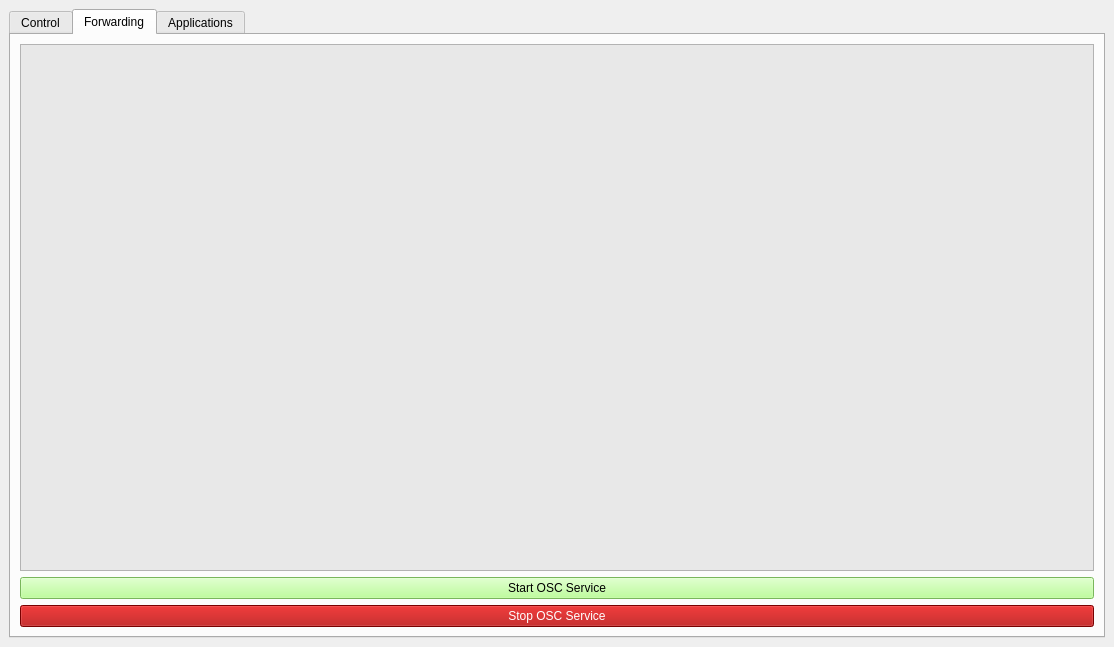
p-sanches/somabits, file SomoServer/gui.ui: the form before one commit.
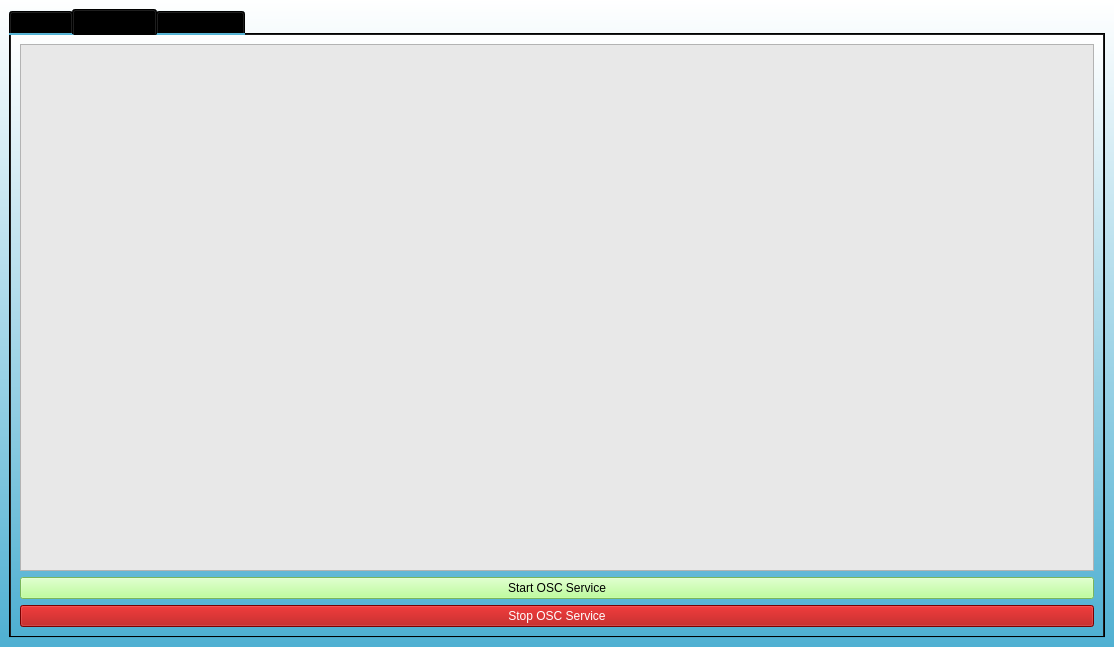
The form after the commit. The open tabs and pages were chosen to show the change. Icons and pictures are not drawn.

```diff
--- a/SomoServer/gui.ui
+++ b/SomoServer/gui.ui
@@ -24,7 +24,7 @@
     <normaloff>resx/s_logo.png</normaloff>resx/s_logo.png</iconset>
   </property>
   <property name="styleSheet">
-   <string notr="true"/>
+   <string notr="true">background-color: qlineargradient(spread:pad, x1:0.466, y1:0, x2:0.46, y2:1, stop:0 rgba(255, 255, 255, 255), stop:1 rgba(79, 176, 210, 255));</string>
   </property>
   <property name="iconSize">
    <size>
@@ -55,12 +55,23 @@
           </brush>
          </colorrole>
          <colorrole role="Button">
-          <brush brushstyle="SolidPattern">
+          <brush brushstyle="LinearGradientPattern">
+           <gradient startx="0.466000000000000" starty="0.000000000000000" endx="0.460000000000000" endy="1.000000000000000" type="LinearGradient" spread="PadSpread" coordinatemode="ObjectBoundingMode">
+            <gradientstop position="0.000000000000000">
            <color alpha="255">
-            <red>240</red>
-            <green>240</green>
-            <blue>240</blue>
-           </color>
+              <red>255</red>
+              <green>255</green>
+              <blue>255</blue>
+             </color>
+            </gradientstop>
+            <gradientstop position="1.000000000000000">
+             <color alpha="255">
+              <red>79</red>
+              <green>176</green>
+              <blue>210</blue>
+             </color>
+            </gradientstop>
+           </gradient>
           </brush>
          </colorrole>
          <colorrole role="Light">
@@ -127,21 +138,43 @@
           </brush>
          </colorrole>
          <colorrole role="Base">
-          <brush brushstyle="SolidPattern">
+          <brush brushstyle="LinearGradientPattern">
+           <gradient startx="0.466000000000000" starty="0.000000000000000" endx="0.460000000000000" endy="1.000000000000000" type="LinearGradient" spread="PadSpread" coordinatemode="ObjectBoundingMode">
+            <gradientstop position="0.000000000000000">
            <color alpha="255">
             <red>255</red>
             <green>255</green>
             <blue>255</blue>
            </color>
+            </gradientstop>
+            <gradientstop position="1.000000000000000">
+             <color alpha="255">
+              <red>79</red>
+              <green>176</green>
+              <blue>210</blue>
+             </color>
+            </gradientstop>
+           </gradient>
           </brush>
          </colorrole>
          <colorrole role="Window">
-          <brush brushstyle="SolidPattern">
+          <brush brushstyle="LinearGradientPattern">
+           <gradient startx="0.466000000000000" starty="0.000000000000000" endx="0.460000000000000" endy="1.000000000000000" type="LinearGradient" spread="PadSpread" coordinatemode="ObjectBoundingMode">
+            <gradientstop position="0.000000000000000">
            <color alpha="255">
-            <red>240</red>
-            <green>240</green>
-            <blue>240</blue>
-           </color>
+              <red>255</red>
+              <green>255</green>
+              <blue>255</blue>
+             </color>
+            </gradientstop>
+            <gradientstop position="1.000000000000000">
+             <color alpha="255">
+              <red>79</red>
+              <green>176</green>
+              <blue>210</blue>
+             </color>
+            </gradientstop>
+           </gradient>
           </brush>
          </colorrole>
          <colorrole role="Shadow">
@@ -192,12 +225,23 @@
           </brush>
          </colorrole>
          <colorrole role="Button">
-          <brush brushstyle="SolidPattern">
+          <brush brushstyle="LinearGradientPattern">
+           <gradient startx="0.466000000000000" starty="0.000000000000000" endx="0.460000000000000" endy="1.000000000000000" type="LinearGradient" spread="PadSpread" coordinatemode="ObjectBoundingMode">
+            <gradientstop position="0.000000000000000">
            <color alpha="255">
-            <red>240</red>
-            <green>240</green>
-            <blue>240</blue>
-           </color>
+              <red>255</red>
+              <green>255</green>
+              <blue>255</blue>
+             </color>
+            </gradientstop>
+            <gradientstop position="1.000000000000000">
+             <color alpha="255">
+              <red>79</red>
+              <green>176</green>
+              <blue>210</blue>
+             </color>
+            </gradientstop>
+           </gradient>
           </brush>
          </colorrole>
          <colorrole role="Light">
@@ -264,21 +308,43 @@
           </brush>
          </colorrole>
          <colorrole role="Base">
-          <brush brushstyle="SolidPattern">
+          <brush brushstyle="LinearGradientPattern">
+           <gradient startx="0.466000000000000" starty="0.000000000000000" endx="0.460000000000000" endy="1.000000000000000" type="LinearGradient" spread="PadSpread" coordinatemode="ObjectBoundingMode">
+            <gradientstop position="0.000000000000000">
            <color alpha="255">
             <red>255</red>
             <green>255</green>
             <blue>255</blue>
            </color>
+            </gradientstop>
+            <gradientstop position="1.000000000000000">
+             <color alpha="255">
+              <red>79</red>
+              <green>176</green>
+              <blue>210</blue>
+             </color>
+            </gradientstop>
+           </gradient>
           </brush>
          </colorrole>
          <colorrole role="Window">
-          <brush brushstyle="SolidPattern">
+          <brush brushstyle="LinearGradientPattern">
+           <gradient startx="0.466000000000000" starty="0.000000000000000" endx="0.460000000000000" endy="1.000000000000000" type="LinearGradient" spread="PadSpread" coordinatemode="ObjectBoundingMode">
+            <gradientstop position="0.000000000000000">
            <color alpha="255">
-            <red>240</red>
-            <green>240</green>
-            <blue>240</blue>
-           </color>
+              <red>255</red>
+              <green>255</green>
+              <blue>255</blue>
+             </color>
+            </gradientstop>
+            <gradientstop position="1.000000000000000">
+             <color alpha="255">
+              <red>79</red>
+              <green>176</green>
+              <blue>210</blue>
+             </color>
+            </gradientstop>
+           </gradient>
           </brush>
          </colorrole>
          <colorrole role="Shadow">
@@ -329,12 +395,23 @@
           </brush>
          </colorrole>
          <colorrole role="Button">
-          <brush brushstyle="SolidPattern">
+          <brush brushstyle="LinearGradientPattern">
+           <gradient startx="0.466000000000000" starty="0.000000000000000" endx="0.460000000000000" endy="1.000000000000000" type="LinearGradient" spread="PadSpread" coordinatemode="ObjectBoundingMode">
+            <gradientstop position="0.000000000000000">
            <color alpha="255">
-            <red>240</red>
-            <green>240</green>
-            <blue>240</blue>
-           </color>
+              <red>255</red>
+              <green>255</green>
+              <blue>255</blue>
+             </color>
+            </gradientstop>
+            <gradientstop position="1.000000000000000">
+             <color alpha="255">
+              <red>79</red>
+              <green>176</green>
+              <blue>210</blue>
+             </color>
+            </gradientstop>
+           </gradient>
           </brush>
          </colorrole>
          <colorrole role="Light">
@@ -401,21 +478,43 @@
           </brush>
          </colorrole>
          <colorrole role="Base">
-          <brush brushstyle="SolidPattern">
+          <brush brushstyle="LinearGradientPattern">
+           <gradient startx="0.466000000000000" starty="0.000000000000000" endx="0.460000000000000" endy="1.000000000000000" type="LinearGradient" spread="PadSpread" coordinatemode="ObjectBoundingMode">
+            <gradientstop position="0.000000000000000">
            <color alpha="255">
-            <red>240</red>
-            <green>240</green>
-            <blue>240</blue>
-           </color>
+              <red>255</red>
+              <green>255</green>
+              <blue>255</blue>
+             </color>
+            </gradientstop>
+            <gradientstop position="1.000000000000000">
+             <color alpha="255">
+              <red>79</red>
+              <green>176</green>
+              <blue>210</blue>
+             </color>
+            </gradientstop>
+           </gradient>
           </brush>
          </colorrole>
          <colorrole role="Window">
-          <brush brushstyle="SolidPattern">
+          <brush brushstyle="LinearGradientPattern">
+           <gradient startx="0.466000000000000" starty="0.000000000000000" endx="0.460000000000000" endy="1.000000000000000" type="LinearGradient" spread="PadSpread" coordinatemode="ObjectBoundingMode">
+            <gradientstop position="0.000000000000000">
            <color alpha="255">
-            <red>240</red>
-            <green>240</green>
-            <blue>240</blue>
-           </color>
+              <red>255</red>
+              <green>255</green>
+              <blue>255</blue>
+             </color>
+            </gradientstop>
+            <gradientstop position="1.000000000000000">
+             <color alpha="255">
+              <red>79</red>
+              <green>176</green>
+              <blue>210</blue>
+             </color>
+            </gradientstop>
+           </gradient>
           </brush>
          </colorrole>
          <colorrole role="Shadow">
```
Left out of the diff: 2 changed lines with no effect on the pictures. Lines whose indentation alone changed are shown as unchanged.
